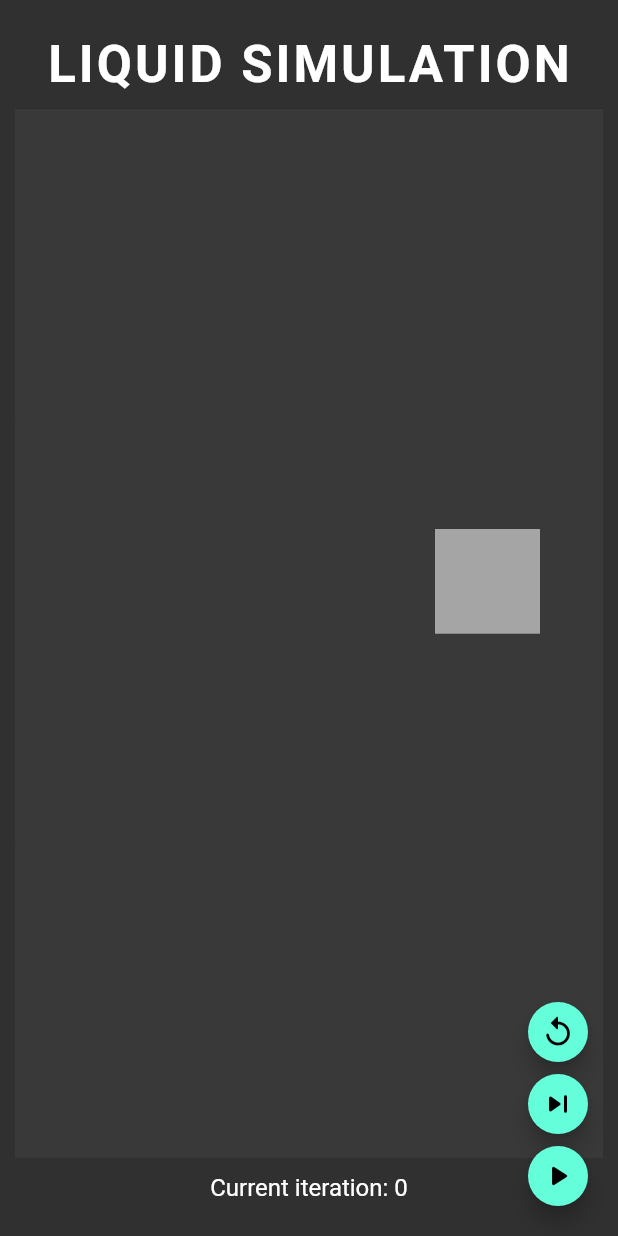
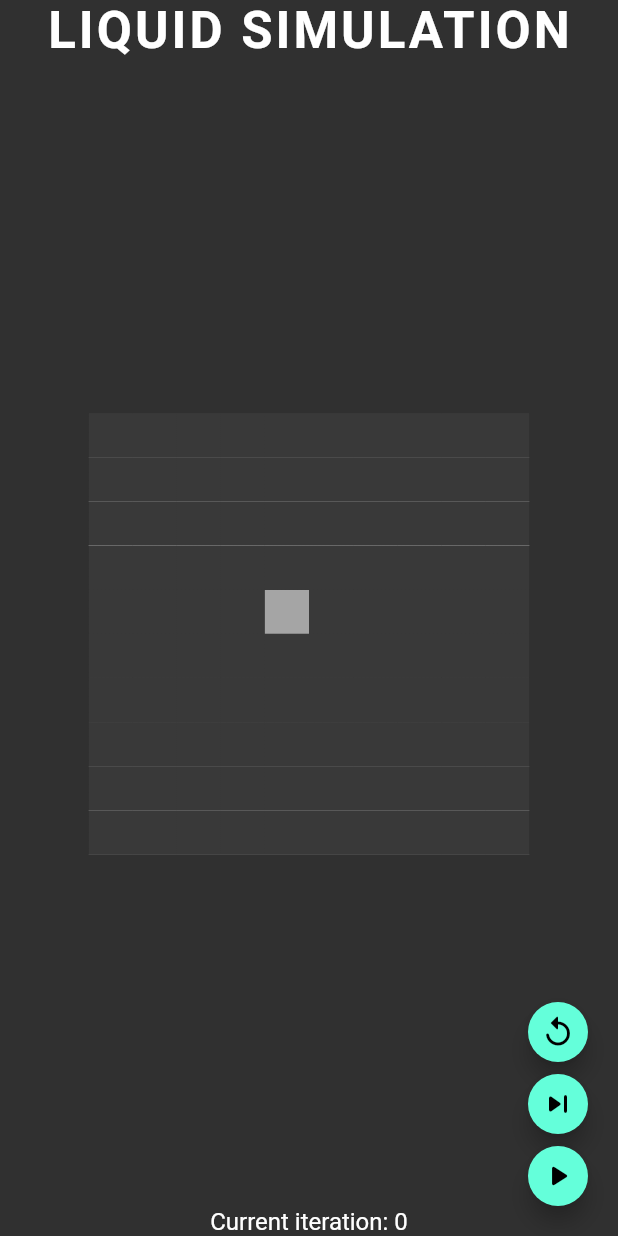
Before and after one commit to ElforL/fluid_sim, a Flutter app: the screen it shows after launch, on a phone screen of 412 x 824 dp. Run offline on Flutter 3.47's test engine with Material 2 defaults, Android fonts, the phone set to English and light mode, and no system bars.

Commit message:
better UI

```diff
--- a/lib/main.dart
+++ b/lib/main.dart
@@ -60,8 +60,16 @@ class _MyHomePageState extends State<MyHomePage> {
                     letterSpacing: 2,
                   ),
             ),
-            Padding(
-              padding: const EdgeInsets.all(10),
+            Flexible(
+              child: Row(
+                mainAxisAlignment: MainAxisAlignment.center,
+                children: [
+                  Flexible(
+                    child: _buildControls(),
+                  ),
+                  Flexible(
+                    flex: 5,
+                    child: FittedBox(
                       child: ClipRRect(
                         child: SizedBox(
                           width: 700,
@@ -76,6 +84,13 @@ class _MyHomePageState extends State<MyHomePage> {
                         ),
                       ),
                     ),
+                  ),
+                  Flexible(
+                    child: Container(),
+                  ),
+                ],
+              ),
+            ),
             AnimatedBuilder(
               animation: sim,
               builder: (context, child) {
@@ -88,7 +103,12 @@ class _MyHomePageState extends State<MyHomePage> {
           ],
         ),
       ),
-      floatingActionButton: Column(
+      floatingActionButton: _buildFABsControls(),
+    );
+  }
+
+  Widget _buildFABsControls() {
+    return Column(
       mainAxisSize: MainAxisSize.min,
       children: [
         FloatingActionButton(
@@ -124,7 +144,8 @@ class _MyHomePageState extends State<MyHomePage> {
           child: Icon(sim.isRunning ? Icons.pause_rounded : Icons.play_arrow_rounded),
         ),
       ],
-      ),
     );
   }
+
+  Widget _buildControls() => Container();
 }
```
Lines whose indentation alone changed are shown as unchanged.
